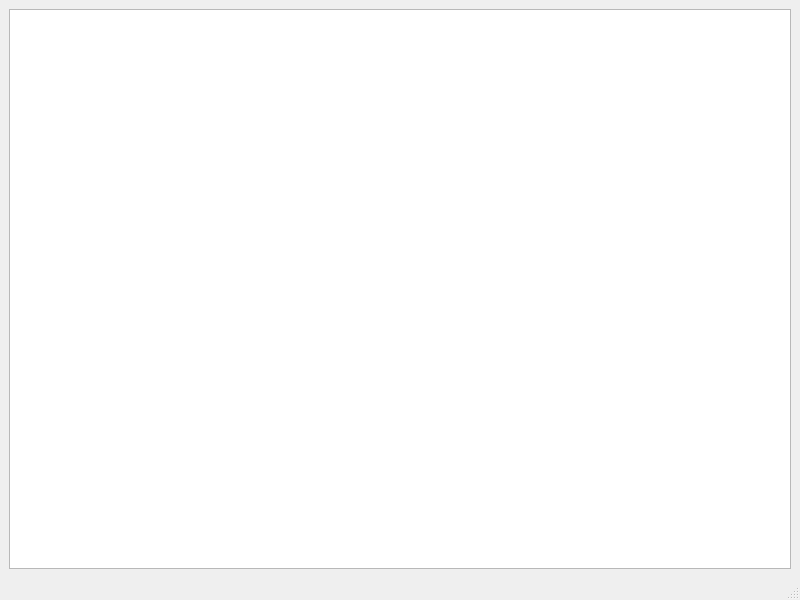
K4rBie/CenturiaSim, file mainwindow.ui: the form before one commit.
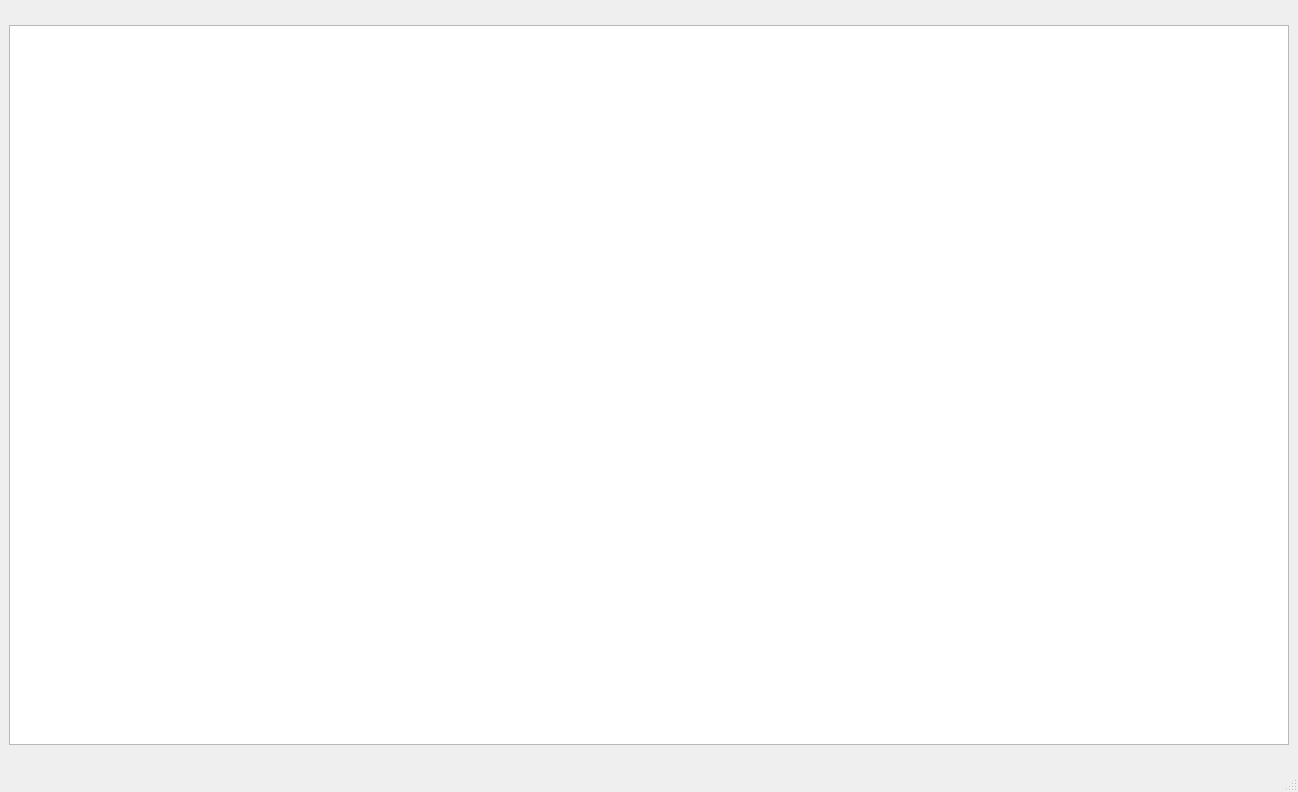
The form after the commit.

What changed in the file:
```diff
--- a/mainwindow.ui
+++ b/mainwindow.ui
@@ -6,8 +6,8 @@
    <rect>
     <x>0</x>
     <y>0</y>
-    <width>800</width>
-    <height>600</height>
+    <width>1298</width>
+    <height>792</height>
    </rect>
   </property>
   <property name="windowTitle">
@@ -16,7 +16,20 @@
   <widget class="QWidget" name="centralwidget">
    <layout class="QVBoxLayout" name="verticalLayout">
     <item>
-     <widget class="QGraphicsView" name="graphicsView"/>
+     <widget class="QGraphicsView" name="graphicsView">
+      <property name="minimumSize">
+       <size>
+        <width>1280</width>
+        <height>720</height>
+       </size>
+      </property>
+      <property name="maximumSize">
+       <size>
+        <width>1280</width>
+        <height>720</height>
+       </size>
+      </property>
+     </widget>
     </item>
    </layout>
   </widget>
```
Left out of the diff: 2 changed lines with no effect on the pictures.
